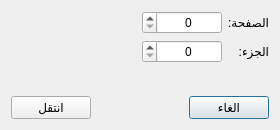
Qt form src/openpagedialog.ui (boussouira/moltaqa) before a commit.
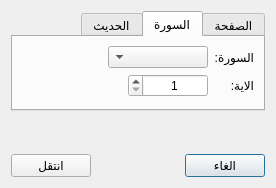
The same form after that commit.

Commit message: Add goto sora/aya and haddith

Diff of the .ui file:
```diff
--- a/src/openpagedialog.ui
+++ b/src/openpagedialog.ui
@@ -6,8 +6,8 @@
    <rect>
     <x>0</x>
     <y>0</y>
-    <width>280</width>
-    <height>130</height>
+    <width>276</width>
+    <height>188</height>
    </rect>
   </property>
   <property name="windowTitle">
@@ -16,6 +16,16 @@
   <property name="layoutDirection">
    <enum>Qt::RightToLeft</enum>
   </property>
+  <layout class="QVBoxLayout" name="verticalLayout_2">
+   <item>
+    <widget class="QTabWidget" name="tabWidget">
+     <property name="currentIndex">
+      <number>1</number>
+     </property>
+     <widget class="QWidget" name="tab">
+      <attribute name="title">
+       <string>الصفحة</string>
+      </attribute>
   <layout class="QVBoxLayout" name="verticalLayout">
    <item>
     <layout class="QFormLayout" name="formLayout">
@@ -43,6 +53,9 @@
        <property name="alignment">
         <set>Qt::AlignCenter</set>
        </property>
+           <property name="minimum">
+            <number>1</number>
+           </property>
        <property name="maximum">
         <number>999999999</number>
        </property>
@@ -72,12 +85,131 @@
        <property name="alignment">
         <set>Qt::AlignCenter</set>
        </property>
+           <property name="minimum">
+            <number>1</number>
+           </property>
        <property name="maximum">
         <number>999999999</number>
        </property>
       </widget>
      </item>
     </layout>
+       </item>
+      </layout>
+     </widget>
+     <widget class="QWidget" name="tab_2">
+      <attribute name="title">
+       <string>السورة</string>
+      </attribute>
+      <layout class="QVBoxLayout" name="verticalLayout_3">
+       <item>
+        <layout class="QFormLayout" name="formLayout_2">
+         <item row="0" column="0">
+          <widget class="QLabel" name="label_3">
+           <property name="text">
+            <string>السورة:</string>
+           </property>
+          </widget>
+         </item>
+         <item row="0" column="1">
+          <widget class="QComboBox" name="comboSora">
+           <property name="minimumSize">
+            <size>
+             <width>100</width>
+             <height>0</height>
+            </size>
+           </property>
+           <property name="maximumSize">
+            <size>
+             <width>100</width>
+             <height>16777215</height>
+            </size>
+           </property>
+          </widget>
+         </item>
+         <item row="1" column="0">
+          <widget class="QLabel" name="label_4">
+           <property name="text">
+            <string>الاية:</string>
+           </property>
+          </widget>
+         </item>
+         <item row="1" column="1">
+          <widget class="QSpinBox" name="spinAya">
+           <property name="minimumSize">
+            <size>
+             <width>80</width>
+             <height>0</height>
+            </size>
+           </property>
+           <property name="maximumSize">
+            <size>
+             <width>80</width>
+             <height>16777215</height>
+            </size>
+           </property>
+           <property name="alignment">
+            <set>Qt::AlignCenter</set>
+           </property>
+           <property name="minimum">
+            <number>1</number>
+           </property>
+           <property name="maximum">
+            <number>999999999</number>
+           </property>
+          </widget>
+         </item>
+        </layout>
+       </item>
+      </layout>
+     </widget>
+     <widget class="QWidget" name="tab_3">
+      <attribute name="title">
+       <string>الحديث</string>
+      </attribute>
+      <layout class="QVBoxLayout" name="verticalLayout_4">
+       <item>
+        <layout class="QFormLayout" name="formLayout_3">
+         <item row="0" column="0">
+          <widget class="QLabel" name="label_5">
+           <property name="text">
+            <string>حديث رقم:</string>
+           </property>
+          </widget>
+         </item>
+         <item row="0" column="1">
+          <widget class="QSpinBox" name="spinHaddit">
+           <property name="minimumSize">
+            <size>
+             <width>80</width>
+             <height>0</height>
+            </size>
+           </property>
+           <property name="maximumSize">
+            <size>
+             <width>80</width>
+             <height>16777215</height>
+            </size>
+           </property>
+           <property name="alignment">
+            <set>Qt::AlignCenter</set>
+           </property>
+           <property name="minimum">
+            <number>1</number>
+           </property>
+           <property name="maximum">
+            <number>999999999</number>
+           </property>
+           <property name="value">
+            <number>1</number>
+           </property>
+          </widget>
+         </item>
+        </layout>
+       </item>
+      </layout>
+     </widget>
+    </widget>
    </item>
    <item>
     <spacer name="verticalSpacer">
```
Lines whose indentation alone changed are shown as unchanged. The commit also changes 17 other files.
